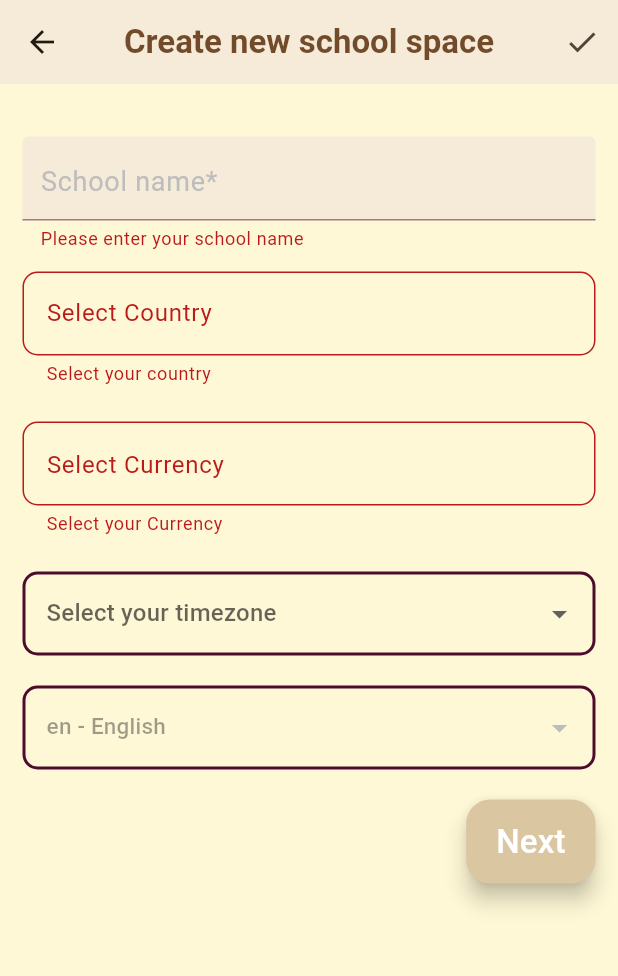
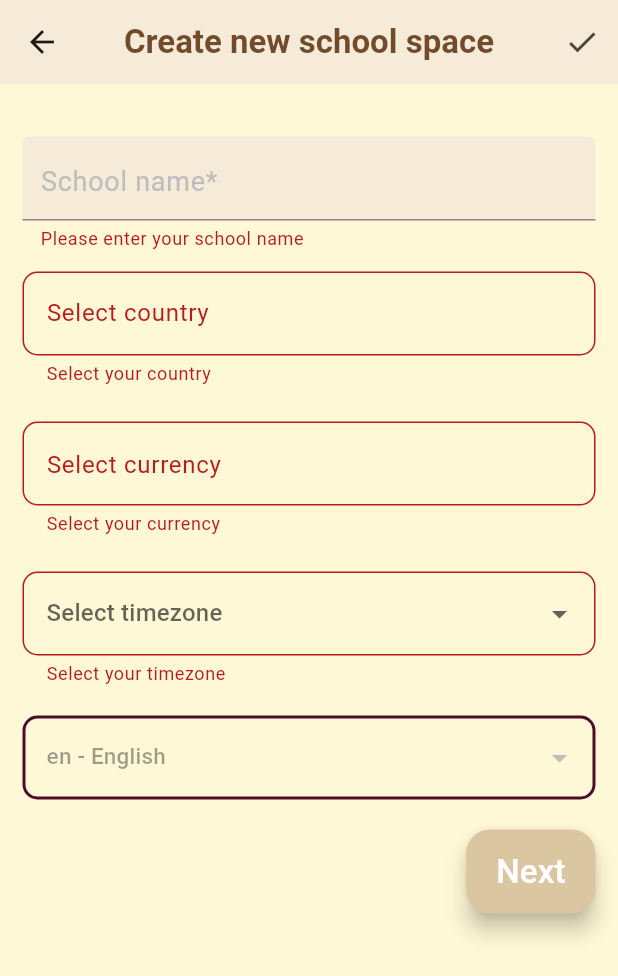
Before and after one commit to NiyongaboEric/HumanDev, a Flutter app: the SpaceRegistrationForm screen opened directly, after a tap on "Next", on a phone screen of 412 x 824 dp. Shown: the top 976 px of the screen. Run offline on Flutter 3.47's test engine with Material 3 defaults, Android fonts, the phone set to English and light mode, and no system bars; our stand-ins replace bloc, connectivity, country_picker, dio, equatable, file_picker and 14 more; missing offline and left inert: alphabet_list_view, currency_picker, dart:ffi, pdf_viewer_plugin, syncfusion_flutter_core; accounts and stored records are empty.

Commit message:
fix: SP-413 Make app stable (#19)
* implement feedback registration

* fix phone numbers

* fix api all call and response with vlidation

* fix phone number

* fix long validation and convert timezone

```diff
--- /dev/null
+++ b/lib/data/constants/timezones.dart
@@ -0,0 +1,84 @@
+final List<String> availableTimezones = <String>[
+  'UTC/GMT−12:00',
+  'UTC/GMT−11:00',
+  'UTC/GMT−10:00',
+  'UTC/GMT−09:30',
+  'UTC/GMT−09:00',
+  'UTC/GMT−08:00',
+  'UTC/GMT−07:00',
+  'UTC/GMT−06:00',
+  'UTC/GMT−05:00',
+  'UTC/GMT−04:00',
+  'UTC/GMT−03:30',
+  'UTC/GMT−03:00',
+  'UTC/GMT−02:00',
+  'UTC/GMT−01:00',
+  'UTC/GMT-00:00',
+  // 'UTC/GMT±00:00',
+  'UTC/GMT+00:00',
+  'UTC/GMT+01:00',
+  'UTC/GMT+02:00',
+  'UTC/GMT+03:00',
+  'UTC/GMT+03:30',
+  'UTC/GMT+04:00',
+  'UTC/GMT+04:30',
+  'UTC/GMT+05:00',
+  'UTC/GMT+05:30',
+  'UTC/GMT+05:45',
+  'UTC/GMT+06:00',
+  'UTC/GMT+06:30',
+  'UTC/GMT+07:00',
+  'UTC/GMT+08:00',
+  'UTC/GMT+08:45',
+  'UTC/GMT+09:00',
+  'UTC/GMT+09:30',
+  'UTC/GMT+10:00',
+  'UTC/GMT+10:30',
+  'UTC/GMT+11:00',
+  'UTC/GMT+12:00',
+  'UTC/GMT+12:45',
+  'UTC/GMT+13:00',
+  'UTC/GMT+14:00',
+];
+
+final Map<String, String> availableTimezonesConversion = {
+  'UTC/GMT−12:00': '-12.0',
+  'UTC/GMT−11:00': '-11.0',
+  'UTC/GMT−10:00': '-10.0',
+  'UTC/GMT−09:30': '-9.5',
+  'UTC/GMT−09:00': '-9.0',
+  'UTC/GMT−08:00': '-8.0',
+  'UTC/GMT−07:00': '-7.0',
+  'UTC/GMT−06:00': '-6.0',
+  'UTC/GMT−05:00': '-5.0',
+  'UTC/GMT−04:00': '-4.0',
+  'UTC/GMT−03:30': '-3.5',
+  'UTC/GMT−03:00': '-3.0',
+  'UTC/GMT−02:00': '-2.0',
+  'UTC/GMT−01:00': '-1.0',
+  'UTC/GMT-00:00': '0.0',
+  'UTC/GMT+00:00': '0.0',
+  'UTC/GMT+01:00': '1.0',
+  'UTC/GMT+02:00': '2.0',
+  'UTC/GMT+03:00': '3.0',
+  'UTC/GMT+03:30': '3.5',
+  'UTC/GMT+04:00': '4.0',
+  'UTC/GMT+04:30': '4.5',
+  'UTC/GMT+05:00': '5.0',
+  'UTC/GMT+05:30': '5.5',
+  'UTC/GMT+05:45': '5.75',
+  'UTC/GMT+06:00': '6.0',
+  'UTC/GMT+06:30': '6.5',
+  'UTC/GMT+07:00': '7.0',
+  'UTC/GMT+08:00': '8.0',
+  'UTC/GMT+08:45': '8.75',
+  'UTC/GMT+09:00': '9.0',
+  'UTC/GMT+09:30': '9.5',
+  'UTC/GMT+10:00': '10.0',
+  'UTC/GMT+10:30': '10.5',
+  'UTC/GMT+11:00': '11.0',
+  'UTC/GMT+12:00': '12.0',
+  'UTC/GMT+12:45': '12.75',
+  'UTC/GMT+13:00': '13.0',
+  'UTC/GMT+14:00': '14.0',
+};
--- a/lib/ui/screens/auth/register.dart
+++ b/lib/ui/screens/auth/register.dart
@@ -1050,7 +1050,7 @@ class _RegistrationScreenState extends State<RegistrationScreen> {
                                   });
                                   return "Please enter your password";
                                 } else if (!regex.hasMatch(value)) {
-                                  return 'Password should have a minimum of eight characters, at least one uppercase letter, lowercase letter, number and special character';
+                                  return 'Password should have a minimum of eight characters, \nat least one uppercase letter, lowercase letter, number \nand special character';
                                 } else {
                                   setState(() {
                                     heightSizePassword = 55;
--- a/lib/ui/screens/auth/space_registration.dart
+++ b/lib/ui/screens/auth/space_registration.dart
@@ -3,6 +3,7 @@ import 'package:currency_picker/currency_picker.dart';
 import 'package:flutter/material.dart';
 import 'package:flutter_timezone/flutter_timezone.dart';
 import 'package:seymo_pay_mobile_application/data/constants/languages_countries.dart';
+import 'package:seymo_pay_mobile_application/data/constants/timezones.dart';
 
 import 'package:seymo_pay_mobile_application/ui/screens/auth/login.dart';
 import 'package:seymo_pay_mobile_application/ui/screens/auth/register.dart';
@@ -155,47 +156,6 @@ class _SpaceRegistrationFormState extends State<SpaceRegistrationForm> {
   String dropdownValueLocalization = 'en - English';
 
   late String dropdownValueTimezone;
-  final List<String> _availableTimezones = <String>[
-    'EET',
-    'EST',
-    'EST 5 EDT',
-    'Etc/GMT',
-    'Etc/GMT0',
-    'Etc/GMT+0',
-    'Etc/GMT+1',
-    'Etc/GMT+2',
-    'Etc/GMT+3',
-    'Etc/GMT+4',
-    'Etc/GMT+5',
-    'Etc/GMT+6',
-    'Etc/GMT+7',
-    'Etc/GMT+8',
-    'Etc/GMT+9',
-    'Etc/GMT+10',
-    'Etc/GMT+11',
-    'Etc/GMT+12',
-    'Etc/GMT-0',
-    'Etc/GMT-1',
-    'Etc/GMT-2',
-    'Etc/GMT-3',
-    'Etc/GMT-4',
-    'Etc/GMT-5',
-    'Etc/GMT-6',
-    'Etc/GMT-7',
-    'Etc/GMT-8',
-    'Etc/GMT-9',
-    'Etc/GMT-10',
-    'Etc/GMT-11',
-    'Etc/GMT-12',
-    'Etc/GMT-13',
-    'Etc/GMT-14',
-    'MET',
-    'MST',
-    'MST 7 MDT',
-    'UCT',
-    'UTC',
-    'WET',
-  ];
 
   double heightSizeSchool = 55;
   double heightSizeCountry = 55;
@@ -326,7 +286,7 @@ class _SpaceRegistrationFormState extends State<SpaceRegistrationForm> {
         showCursor: false,
         readOnly: true,
         decoration: InputDecoration(
-          label: const Text("Select Country"),
+          label: const Text("Select country"),
           enabledBorder: OutlineInputBorder(
             borderSide: const BorderSide(
               color: const Color.fromRGBO(77, 12, 43, 1),
@@ -357,7 +317,7 @@ class _SpaceRegistrationFormState extends State<SpaceRegistrationForm> {
             setState(() {
               heightSizeCurrency = 80;
             });
-            return "Select your Currency";
+            return "Select your currency";
           } else {
             setState(() {
               heightSizeCurrency = 50;
@@ -384,7 +344,7 @@ class _SpaceRegistrationFormState extends State<SpaceRegistrationForm> {
             ),
             borderRadius: BorderRadius.circular(10),
           ),
-          label: const Text("Select Currency"),
+          label: const Text("Select currency"),
           alignLabelWithHint: true,
         ),
       ),
@@ -410,19 +370,22 @@ class _SpaceRegistrationFormState extends State<SpaceRegistrationForm> {
         ),
       ),
       validator: (value) {
-        if (value!.isEmpty) {
+        // if (value!.isEmpty) {
+        // return "Select your timezone";
+        // }
+        if (value == null) {
           return "Select your timezone";
         }
         return null;
       },
       dropdownColor: const Color(0xfffffffff),
-      hint: const Text("Select your timezone"),
+      hint: const Text("Select timezone"),
       onChanged: (String? newValue) {
         setState(() {
           dropdownValueTimezone = newValue!;
         });
       },
-      items: _availableTimezones.map<DropdownMenuItem<String>>(
+      items: availableTimezones.map<DropdownMenuItem<String>>(
         (String value) {
           return DropdownMenuItem<String>(
             value: value,
@@ -523,6 +486,9 @@ class _SpaceRegistrationFormState extends State<SpaceRegistrationForm> {
 
   void _validateAndNavigate() {
     if (_formKey.currentState!.validate()) {
+      String convertTimezone =
+          '${availableTimezonesConversion[dropdownValueTimezone]}';
+
       nextScreen(
         context: context,
         screen: RegistrationScreen(
@@ -530,7 +496,7 @@ class _SpaceRegistrationFormState extends State<SpaceRegistrationForm> {
           spaceCountry: selectedCountryController.text,
           spaceCurrency: selectedCurrencyController.text,
           spaceLanguage: dropdownValueLocalization,
-          spaceTimezone: dropdownValueTimezone,
+          spaceTimezone: convertTimezone,
           // spaceTimezone: _availableTimezones,
         ),
       );
```
